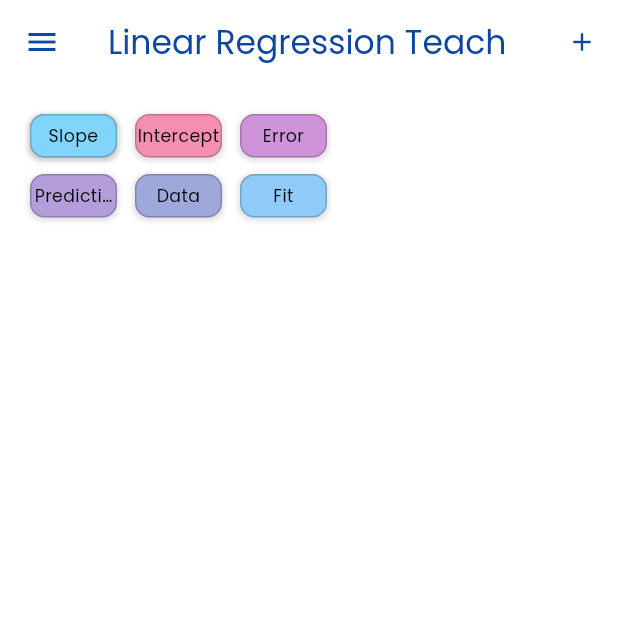
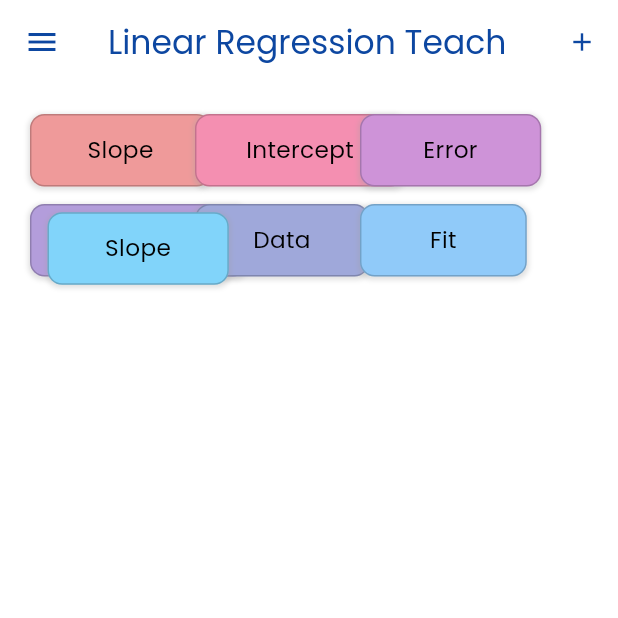
Before and after one commit to ShyamSathish005/LearnCraft-1, a Flutter app: the TeachScreen screen opened by its route, in the side drawer, after a tap on "Add Slope", on a phone screen of 412 x 824 dp, the top half of it. Run offline on Flutter 3.47's test engine with Material 3 defaults, Android fonts, the light colour scheme and no system bars; our stand-ins replace cloud_firestore, firebase_auth, firebase_core, google_fonts, google_generative_ai; accounts and stored records are empty.

Commit message:
Update quiz_screen.dart

```diff
--- a/learn_craft_stu/lib/screens/chat_screens/quiz_screen.dart
+++ b/learn_craft_stu/lib/screens/chat_screens/quiz_screen.dart
@@ -2,6 +2,7 @@ import 'dart:math';
 import 'package:cloud_firestore/cloud_firestore.dart';
 import 'package:firebase_auth/firebase_auth.dart';
 import 'package:flutter/material.dart';
+
 import '../../services/gemini_service.dart';
 
 class TeachScreen extends StatefulWidget {
@@ -11,13 +12,15 @@ class TeachScreen extends StatefulWidget {
   State<TeachScreen> createState() => _TeachScreenState();
 }
 
-class _TeachScreenState extends State<TeachScreen> with TickerProviderStateMixin {
+class _TeachScreenState extends State<TeachScreen>
+    with TickerProviderStateMixin {
   final User? _user = FirebaseAuth.instance.currentUser;
   String? _username;
   final GeminiService _geminiService = GeminiService();
   List<Color> _buttonColors = [];
   List<Offset> _buttonPositions = [];
   List<String> _buttonLabels = [];
+  List<Size> _buttonSizes = []; // To store dynamic sizes for each button
   late AnimationController _scaleController;
   late Animation<double> _scaleAnimation;
   late AnimationController _pulseController;
@@ -75,7 +78,8 @@ class _TeachScreenState extends State<TeachScreen> with TickerProviderStateMixin
     showDialog(
       context: context,
       barrierDismissible: false,
-      builder: (context) => AlertDialog(
+      builder:
+          (context) => AlertDialog(
             title: Text("Authentication Required"),
             content: Text("Please log in to use the teach screen."),
             actions: [
@@ -94,7 +98,8 @@ class _TeachScreenState extends State<TeachScreen> with TickerProviderStateMixin
   void _loadUserDetails() async {
     if (_user == null) return;
     try {
-      final doc = await FirebaseFirestore.instance
+      final doc =
+          await FirebaseFirestore.instance
               .collection('users')
               .doc(_user!.uid)
               .get();
@@ -131,21 +136,40 @@ class _TeachScreenState extends State<TeachScreen> with TickerProviderStateMixin
       );
       _buttonPositions = List.generate(
         initialLabels.length,
-            (index) => Offset((index % 3) * 70 + 20, (index ~/ 3) * 40 + 20),
+        (index) => Offset((index % 3) * 110 + 20, (index ~/ 3) * 60 + 20),
       );
       _buttonLabels = List.from(initialLabels);
+      _buttonSizes = List.generate(
+        initialLabels.length,
+        (index) => _calculateButtonSize(initialLabels[index]),
+      );
     });
+  }
+
+  Size _calculateButtonSize(String label) {
+    // Base size for the button
+    double baseWidth = 100.0;
+    double baseHeight = 50.0;
+    // Adjust width based on text length (approximate)
+    double widthAdjustment =
+        label.length * 5.0; // Adjust width based on character count
+    double width = baseWidth + widthAdjustment;
+    width = width.clamp(baseWidth, 200.0); // Limit maximum width
+    return Size(width, baseHeight);
   }
 
   void _onDragUpdate(int index, Offset newPosition) {
     setState(() {
+      double buttonWidth = _buttonSizes[index].width;
+      double buttonHeight = _buttonSizes[index].height;
       double newDx = newPosition.dx.clamp(
         0,
-        MediaQuery.of(context).size.width - 60, // Match card width
+        MediaQuery.of(context).size.width - buttonWidth, // Match dynamic width
       );
       double newDy = newPosition.dy.clamp(
         0,
-        MediaQuery.of(context).size.height - 30, // Match card height
+        MediaQuery.of(context).size.height -
+            buttonHeight, // Match dynamic height
       );
       _buttonPositions[index] = Offset(newDx, newDy);
       _checkForCombination(index);
@@ -158,18 +182,15 @@ class _TeachScreenState extends State<TeachScreen> with TickerProviderStateMixin
     int? overlappingIndex;
 
     for (int i = 0; i < _buttonPositions.length; i++) {
-      if (i != index && _isOverlapping(currentPosition, _buttonPositions[i])) {
+      if (i != index &&
+          _isOverlapping(currentPosition, _buttonPositions[i], index, i)) {
         overlappingIndex = i;
         break;
       }
     }
 
     if (overlappingIndex != null) {
-      _triggerMergeAnimation(
-        index,
-        overlappingIndex,
-        currentLabel,
-      );
+      _triggerMergeAnimation(index, overlappingIndex, currentLabel);
     }
   }
 
@@ -190,11 +211,21 @@ class _TeachScreenState extends State<TeachScreen> with TickerProviderStateMixin
     Color currentColor = _buttonColors[index1];
     Color otherColor = _buttonColors[index2];
 
-    double newX = (_buttonPositions[index1].dx + _buttonPositions[index2].dx) / 2;
-    double newY = (_buttonPositions[index1].dy + _buttonPositions[index2].dy) / 2;
+    double newX =
+        (_buttonPositions[index1].dx + _buttonPositions[index2].dx) / 2;
+    double newY =
+        (_buttonPositions[index1].dy + _buttonPositions[index2].dy) / 2;
     Offset newPosition = Offset(
-      newX.clamp(0, MediaQuery.of(context).size.width - 60),
-      newY.clamp(0, MediaQuery.of(context).size.height - 30),
+      newX.clamp(
+        0,
+        MediaQuery.of(context).size.width -
+            _calculateButtonSize(newLabel).width,
+      ),
+      newY.clamp(
+        0,
+        MediaQuery.of(context).size.height -
+            _calculateButtonSize(newLabel).height,
+      ),
     );
 
     int r = (currentColor.red + otherColor.red) ~/ 2;
@@ -204,39 +235,52 @@ class _TeachScreenState extends State<TeachScreen> with TickerProviderStateMixin
 
     if (mounted) {
       setState(() {
-        List<int> buttonsToRemove = [index1, index2]..sort((a, b) => b.compareTo(a));
+        List<int> buttonsToRemove = [index1, index2]
+          ..sort((a, b) => b.compareTo(a));
         for (int i in buttonsToRemove) {
           _buttonColors.removeAt(i);
           _buttonPositions.removeAt(i);
           _buttonLabels.removeAt(i);
+          _buttonSizes.removeAt(i);
         }
 
         _buttonColors.add(newColor);
         _buttonPositions.add(newPosition);
         _buttonLabels.add(newLabel);
+        _buttonSizes.add(_calculateButtonSize(newLabel));
 
-        ScaffoldMessenger.of(context).showSnackBar(
-          SnackBar(content: Text("Merged into: $newLabel")),
-        );
+        ScaffoldMessenger.of(
+          context,
+        ).showSnackBar(SnackBar(content: Text("Merged into: $newLabel")));
       });
     }
   }
 
   Future<String> _generateMeaningfulMerge(String label1, String label2) async {
     try {
-      final prompt = "Combine '$label1' and '$label2' to create a new, meaningful element or concept in the domain of linear regression (e.g., machine learning, statistics). The result must be a single word or a concise two-word term (e.g., 'Feature Vector', 'Residual') that is a valid concept in linear regression. Do not concatenate the input labels or produce invalid terms. Respond with just the name of the new element or concept, no extra text. Examples: 'Data + Feature = Feature Vector', 'Model + Error = Residual', 'Feature + Model = Coefficient', 'Slope + Intercept = Line Equation'.";
+      final prompt =
+          "Combine '$label1' and '$label2' to create a new, meaningful element or concept in the domain of linear regression (e.g., machine learning, statistics). The result must be a single word or a concise two-word term (e.g., 'Feature Vector', 'Residual') that is a valid concept in linear regression. Do not concatenate the input labels or produce invalid terms. Respond with just the name of the new element or concept, no extra text. Examples: 'Data + Feature = Feature Vector', 'Model + Error = Residual', 'Feature + Model = Coefficient', 'Slope + Intercept = Line Equation'.";
       debugPrint("Sending prompt to Gemini: $prompt");
       String response = await _geminiService.getGeminiResponse(prompt);
       String newElementName = response.trim();
 
       // Validate the response: should be 1-2 words, no spaces beyond two words, and not a concatenation
-      if (newElementName.isEmpty || newElementName.contains("Error") || newElementName.split(' ').length > 2 || newElementName == "$label1$label2") {
-        return _generateFallbackMerge(label1, label2); // Handle invalid responses
+      if (newElementName.isEmpty ||
+          newElementName.contains("Error") ||
+          newElementName.split(' ').length > 2 ||
+          newElementName == "$label1$label2") {
+        return _generateFallbackMerge(
+          label1,
+          label2,
+        ); // Handle invalid responses
       }
       return newElementName;
     } catch (e) {
       debugPrint("Error generating merge: $e");
-      return _generateFallbackMerge(label1, label2); // Fallback to predefined merge
+      return _generateFallbackMerge(
+        label1,
+        label2,
+      ); // Fallback to predefined merge
     }
   }
 
@@ -283,11 +327,14 @@ class _TeachScreenState extends State<TeachScreen> with TickerProviderStateMixin
   Future<void> _explainButton(int index) async {
     String label = _buttonLabels[index];
     try {
-      final prompt = "Explain '$label' briefly as an element or concept in the context of linear regression. Provide a concise, meaningful explanation (1-2 sentences) that is accurate and relevant to linear regression.";
+      final prompt =
+          "Explain '$label' briefly as an element or concept in the context of linear regression. Provide a concise, meaningful explanation (1-2 sentences) that is accurate and relevant to linear regression.";
       debugPrint("Sending explanation prompt to Gemini: $prompt");
       String explanation = await _geminiService.getGeminiResponse(prompt);
       if (explanation.isEmpty || explanation.contains("Error")) {
-        explanation = _generateFallbackExplanation(label); // Handle Gemini errors
+        explanation = _generateFallbackExplanation(
+          label,
+        ); // Handle Gemini errors
       }
       ScaffoldMessenger.of(context).showSnackBar(
         SnackBar(
@@ -350,28 +397,48 @@ class _TeachScreenState extends State<TeachScreen> with TickerProviderStateMixin
     }
   }
 
-  bool _isOverlapping(Offset pos1, Offset pos2) {
-    const double buttonSize = 60; // Match card width
+  bool _isOverlapping(Offset pos1, Offset pos2, int index1, int index2) {
+    // Use dynamic sizes for overlapping check
+    double buttonWidth1 = _buttonSizes[index1].width;
+    double buttonHeight1 = _buttonSizes[index1].height;
+    double buttonWidth2 = _buttonSizes[index2].width;
+    double buttonHeight2 = _buttonSizes[index2].height;
     const double overlapThreshold = 15;
-    return (pos1.dx - pos2.dx).abs() < buttonSize - overlapThreshold &&
-        (pos1.dy - pos2.dy).abs() < buttonSize - overlapThreshold;
+    return (pos1.dx - pos2.dx).abs() <
+            (buttonWidth1 + buttonWidth2) / 2 - overlapThreshold &&
+        (pos1.dy - pos2.dy).abs() <
+            (buttonHeight1 + buttonHeight2) / 2 - overlapThreshold;
   }
 
   void _addElement(String label) {
     setState(() {
-      _buttonColors.add(Colors.primaries[_buttonColors.length % Colors.primaries.length][200]!);
-      _buttonPositions.add(Offset(20, 20)); // Start at top-left, draggable
+      _buttonColors.add(
+        Colors.primaries[_buttonColors.length % Colors.primaries.length][200]!,
+      );
+      // Randomize position within visible screen area
+      double maxWidth =
+          MediaQuery.of(context).size.width - _calculateButtonSize(label).width;
+      double maxHeight =
+          MediaQuery.of(context).size.height -
+          _calculateButtonSize(label).height;
+      double randomX = Random().nextDouble() * maxWidth;
+      double randomY = Random().nextDouble() * maxHeight;
+      _buttonPositions.add(Offset(randomX, randomY));
       _buttonLabels.add(label);
+      _buttonSizes.add(_calculateButtonSize(label));
     });
   }
 
   Future<void> _addNewElement() async {
     try {
-      final prompt = "Suggest a new, meaningful element or concept in the domain of linear regression (e.g., machine learning, statistics). The element must be a single word or a concise two-word term (e.g., 'Gradient', 'R-Squared') that is a valid concept in linear regression. Respond with just the name of the new element or concept, no extra text. Examples: 'Gradient', 'R-Squared', 'Outlier', 'Variance', 'Bias'.";
+      final prompt =
+          "Suggest a new, meaningful element or concept in the domain of linear regression (e.g., machine learning, statistics). The element must be a single word or a concise two-word term (e.g., 'Gradient', 'R-Squared') that is a valid concept in linear regression. Respond with just the name of the new element or concept, no extra text. Examples: 'Gradient', 'R-Squared', 'Outlier', 'Variance', 'Bias'.";
       debugPrint("Sending prompt to Gemini for new element: $prompt");
       String response = await _geminiService.getGeminiResponse(prompt);
       String newElementName = response.trim();
-      if (newElementName.isEmpty || newElementName.contains("Error") || newElementName.split(' ').length > 2) {
+      if (newElementName.isEmpty ||
+          newElementName.contains("Error") ||
+          newElementName.split(' ').length > 2) {
         newElementName = _generateFallbackNewElement(); // Handle Gemini errors
       }
       _addElement(newElementName);
@@ -422,7 +489,8 @@ class _TeachScreenState extends State<TeachScreen> with TickerProviderStateMixin
         backgroundColor: Colors.white,
         foregroundColor: Colors.blue[900],
         leading: Builder(
-          builder: (context) => IconButton(
+          builder:
+              (context) => IconButton(
                 icon: Icon(Icons.menu, color: Colors.blue[900]),
                 onPressed: () {
                   if (_user != null) {
@@ -439,15 +507,14 @@ class _TeachScreenState extends State<TeachScreen> with TickerProviderStateMixin
           ),
         ],
       ),
-      drawer: _user != null
+      drawer:
+          _user != null
               ? Drawer(
                 child: ListView(
                   padding: EdgeInsets.zero,
                   children: [
                     DrawerHeader(
-              decoration: BoxDecoration(
-                color: Colors.blue[900],
-              ),
+                      decoration: BoxDecoration(color: Colors.blue[900]),
                       child: Column(
                         crossAxisAlignment: CrossAxisAlignment.start,
                         children: [
@@ -474,7 +541,10 @@ class _TeachScreenState extends State<TeachScreen> with TickerProviderStateMixin
                     ListTile(
                       title: Text(
                         'Add Slope',
-                style: TextStyle(fontFamily: 'Poppins', color: Colors.blue[900]),
+                        style: TextStyle(
+                          fontFamily: 'Poppins',
+                          color: Colors.blue[900],
+                        ),
                       ),
                       onTap: () {
                         _addElement("Slope");
@@ -484,7 +554,10 @@ class _TeachScreenState extends State<TeachScreen> with TickerProviderStateMixin
                     ListTile(
                       title: Text(
                         'Add Intercept',
-                style: TextStyle(fontFamily: 'Poppins', color: Colors.blue[900]),
+                        style: TextStyle(
+                          fontFamily: 'Poppins',
+                          color: Colors.blue[900],
+                        ),
                       ),
                       onTap: () {
                         _addElement("Intercept");
@@ -494,7 +567,10 @@ class _TeachScreenState extends State<TeachScreen> with TickerProviderStateMixin
                     ListTile(
                       title: Text(
                         'Add Error',
-                style: TextStyle(fontFamily: 'Poppins', color: Colors.blue[900]),
+                        style: TextStyle(
+                          fontFamily: 'Poppins',
+                          color: Colors.blue[900],
+                        ),
                       ),
                       onTap: () {
                         _addElement("Error");
@@ -504,7 +580,10 @@ class _TeachScreenState extends State<TeachScreen> with TickerProviderStateMixin
                     ListTile(
                       title: Text(
                         'Add Prediction',
-                style: TextStyle(fontFamily: 'Poppins', color: Colors.blue[900]),
+                        style: TextStyle(
+                          fontFamily: 'Poppins',
+                          color: Colors.blue[900],
+                        ),
                       ),
                       onTap: () {
                         _addElement("Prediction");
@@ -514,7 +593,10 @@ class _TeachScreenState extends State<TeachScreen> with TickerProviderStateMixin
                     ListTile(
                       title: Text(
                         'Add Data',
-                style: TextStyle(fontFamily: 'Poppins', color: Colors.blue[900]),
+                        style: TextStyle(
+                          fontFamily: 'Poppins',
+                          color: Colors.blue[900],
+                        ),
                       ),
                       onTap: () {
                         _addElement("Data");
@@ -524,7 +606,10 @@ class _TeachScreenState extends State<TeachScreen> with TickerProviderStateMixin
                     ListTile(
                       title: Text(
                         'Add Fit',
-                style: TextStyle(fontFamily: 'Poppins', color: Colors.blue[900]),
+                        style: TextStyle(
+                          fontFamily: 'Poppins',
+                          color: Colors.blue[900],
+                        ),
                       ),
                       onTap: () {
                         _addElement("Fit");
@@ -534,13 +619,17 @@ class _TeachScreenState extends State<TeachScreen> with TickerProviderStateMixin
                     ListTile(
                       title: Text(
                         'Clear All Elements',
-                style: TextStyle(fontFamily: 'Poppins', color: Colors.red[900]),
+                        style: TextStyle(
+                          fontFamily: 'Poppins',
+                          color: Colors.red[900],
+                        ),
                       ),
                       onTap: () {
                         setState(() {
                           _buttonColors.clear();
                           _buttonPositions.clear();
                           _buttonLabels.clear();
+                          _buttonSizes.clear();
                         });
                         Navigator.pop(context);
                       },
@@ -556,22 +645,23 @@ class _TeachScreenState extends State<TeachScreen> with TickerProviderStateMixin
             // Infinite scrolling background with constraints to prevent overflow
             SizedBox.expand(
               child: AnimatedContainer(
-                duration: const Duration(milliseconds: 5000), // Slow scroll effect
+                duration: const Duration(milliseconds: 5000),
+                // Slow scroll effect
                 decoration: BoxDecoration(
                   gradient: LinearGradient(
                     begin: Alignment.topLeft,
                     end: Alignment.bottomRight,
-                    colors: [
-                      Colors.blue[100]!,
-                    ],
+                    colors: [Colors.blue[100]!],
                     stops: const [0.0, 0.3, 0.6, 1.0],
                   ),
                 ),
               ),
             ),
-            // Draggable buttons with overflow prevention and grid-like layout
+            // Draggable buttons with overflow prevention and dynamic sizing
             ...List.generate(_buttonColors.length, (index) {
-              if (index >= _buttonPositions.length || index >= _buttonLabels.length) {
+              if (index >= _buttonPositions.length ||
+                  index >= _buttonLabels.length ||
+                  index >= _buttonSizes.length) {
                 debugPrint("Index out of bounds in List.generate: $index");
                 return SizedBox.shrink(); // Prevent crashes due to mismatched lengths
               }
@@ -605,12 +695,13 @@ class _TeachScreenState extends State<TeachScreen> with TickerProviderStateMixin
         ]),
         builder: (context, child) {
           return Transform(
-            transform: Matrix4.identity()
+            transform:
+                Matrix4.identity()
                   ..scale(_scaleAnimation.value * _pulseAnimation.value)
                   ..rotateZ(_glowAnimation.value * 0.1),
             child: Container(
-              width: 60,
-              height: 30,
+              width: _buttonSizes[index].width,
+              height: _buttonSizes[index].height,
               decoration: BoxDecoration(
                 color: _buttonColors[index],
                 borderRadius: BorderRadius.circular(10),
@@ -630,10 +721,11 @@ class _TeachScreenState extends State<TeachScreen> with TickerProviderStateMixin
               child: Center(
                 child: Text(
                   _buttonLabels[index],
-                  style: const TextStyle(fontSize: 12, color: Colors.black),
+                  style: const TextStyle(fontSize: 16, color: Colors.black),
+                  // Increased text size
                   textAlign: TextAlign.center,
-                  softWrap: false,
-                  maxLines: 1,
+                  softWrap: true,
+                  maxLines: 2,
                   overflow: TextOverflow.ellipsis,
                 ),
               ),
```
Lines whose indentation alone changed are shown as unchanged.
